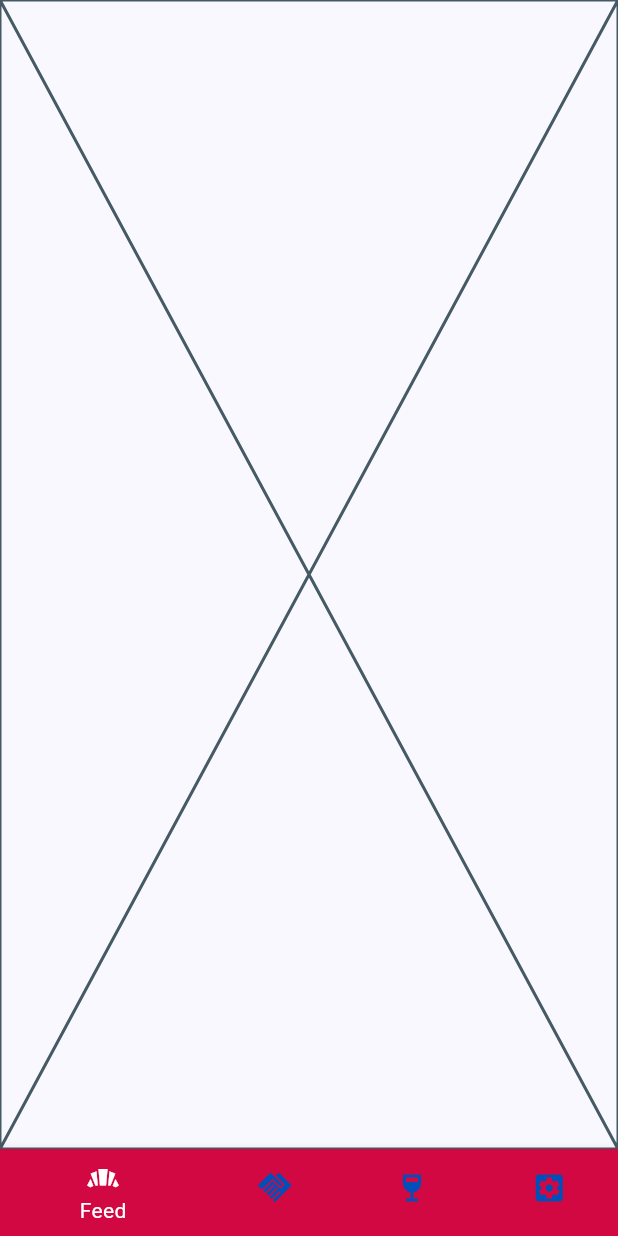
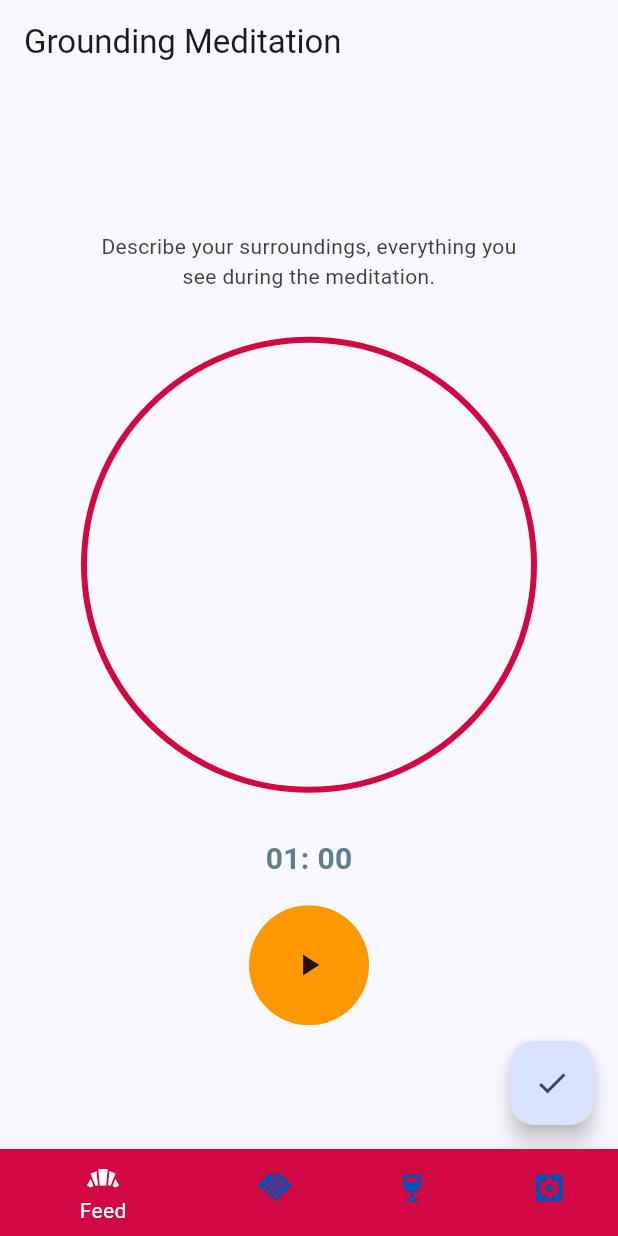
Before and after one commit to valerianaGit/3ThingsGame, a Flutter app: the screen it shows after launch, on a phone screen of 412 x 824 dp. Run offline on Flutter 3.47's test engine with Material 3 defaults, Android fonts, the phone set to English and light mode, and no system bars; our stand-ins replace audioplayers, firebase_core, go_router, google_mobile_ads, in_app_purchase, shared_preferences; missing offline and left inert: games_services; accounts and stored records are empty.

Commit message:
created time screen only missing dragon asset

```diff
--- a/samples/game_template/lib/screens/breath_screen.dart
+++ b/samples/game_template/lib/screens/breath_screen.dart
@@ -1,5 +1,6 @@
 import 'package:flutter/material.dart';
 import 'package:game_template/constants/strings.dart';
+import 'package:game_template/widgets/timer_clock.dart';
 
     // create dinasour image with transparent background,
     // with circle around it to  countdown a minute
@@ -9,6 +10,6 @@ class BreathScreen extends StatelessWidget {
 
   @override
   Widget build(BuildContext context) {
-    return const Placeholder();
+    return const TimerClock();
   }
 }
--- /dev/null
+++ b/samples/game_template/lib/widgets/timer_clock.dart
@@ -0,0 +1,143 @@
+import 'dart:async';
+import 'package:flutter/material.dart';
+import 'package:provider/provider.dart';
+import '../src/style/palette.dart';
+
+//
+
+class TimerClock extends StatefulWidget {
+  const TimerClock ({super.key});
+
+  @override
+  State<TimerClock> createState() => _TimerClockState();
+}
+
+class _TimerClockState extends State<TimerClock > {
+   final interval = const Duration(seconds: 1);
+
+  final int timerMaxSeconds = 60;
+
+  int currentSeconds = 0;
+  bool startPause = true;
+  String get timerText =>
+      '${((timerMaxSeconds - currentSeconds) ~/ 60).toString().padLeft(2, '0')}: ${((timerMaxSeconds - currentSeconds) % 60).toString().padLeft(2, '0')}';
+  double get timerDouble {
+    double timer = currentSeconds.toDouble() / timerMaxSeconds.toDouble();
+    return timer;
+  }
+
+  String get meditationButtonText {
+    String text = '';
+    setState(() {
+      if (startPause == false) {
+        text = 'Restart Meditation';
+      } else {
+        text = 'Start Meditation';
+      }
+    });
+    return text;
+  }
+
+    Icon get getIcon {
+    Icon icon = Icon(Icons.play_arrow);
+    setState(() {
+      if (startPause == false) {
+        icon = Icon(Icons.replay_rounded);
+      } else {
+        icon = Icon(Icons.play_arrow);
+      }
+    });
+    return icon;
+  }
+
+  startTimeout([int milliseconds = 100]) {
+    var duration = interval;
+    startPause = !startPause;
+    print('pause $startPause');
+    Timer.periodic(duration, (timer) {
+      setState(() {
+        if (startPause == false) {
+          // print(timer.tick);
+          currentSeconds = timer.tick;
+          if (timer.tick >= timerMaxSeconds) timer.cancel();
+        } else {
+          currentSeconds = 0;
+          timer.cancel();
+        }
+      });
+    });
+  }
+    @override
+  void initState() {
+    super.initState();
+  }
+  @override
+  Widget build(BuildContext context) {
+        final palette = context.watch<Palette>();
+    return Scaffold(
+      appBar: AppBar(
+        title: Text('Grounding Meditation'),
+      ),
+      body: SafeArea(
+        child: Center(
+          child: Column(
+            mainAxisAlignment: MainAxisAlignment.center,
+            children: [
+              Padding(
+                padding: EdgeInsets.only(
+                    top: 16.0, left: 64.0, right: 64.0, bottom: 32.0),
+                child: Text(
+                  'Describe your surroundings, everything you see during the meditation.',
+                  textAlign: TextAlign.center,
+                ),
+              ),
+SizedBox(
+                height: 300.0,
+                width: 300.0,
+                child: CircularProgressIndicator(
+                  backgroundColor: palette.redPen, // time left color
+                 color: palette.trueWhite,// time passed color -
+                 //if I make it same as background, it will look transparent
+                  value: timerDouble,
+                  semanticsLabel: timerText,
+                ),
+              ),
+              SizedBox(
+                height: 32.0,
+              ),
+              Text(
+                timerText,
+                style: TextStyle(
+                    fontSize: 20.0,
+                    fontWeight: FontWeight.bold,
+                    color: Colors.blueGrey),
+              ),
+              SizedBox(
+                height: 16.0,
+              ),
+              ClipOval(
+                child: Material(
+                  color: Colors.orange, // button color
+                  child: InkWell(
+                    splashColor: Colors.yellow, // inkwell color
+                    child: SizedBox(width: 80.0, height: 80.0, child: getIcon),
+                    onTap: () {
+                      startTimeout();
+                    },
+                  ),
+                ),
+              )
+            ],
+          ),
+        ),
+      ),
+      floatingActionButton: FloatingActionButton(
+        onPressed: () {
+          Navigator.pop(context);
+        },
+        tooltip: 'Done',
+        child: const Icon(Icons.check),
+      ),
+    );
+  }
+}
```
Also changed, not shown: samples/game_template/lib/constants/widgets/timer.dart (deleted).
